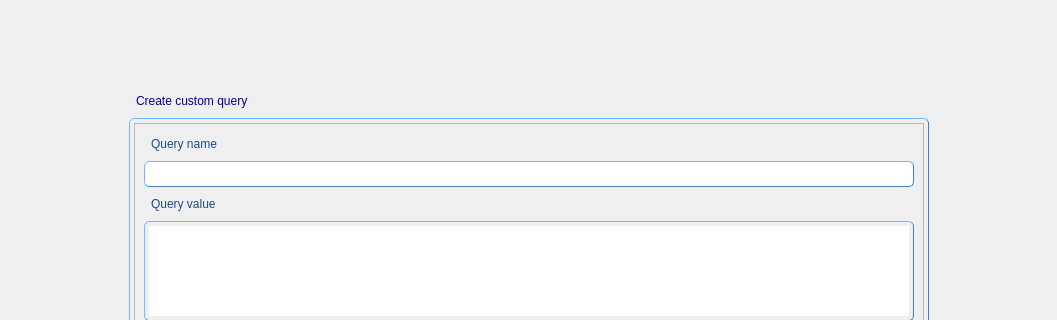
Before: the Qt Designer form QBuilder/QBuilder/src/createqueryform.ui in Rork96/QtProjects, drawn with Qt 5; both pictures show x 0 to 1057 and y 0 to 320 of the 1057 by 657 pixel window.
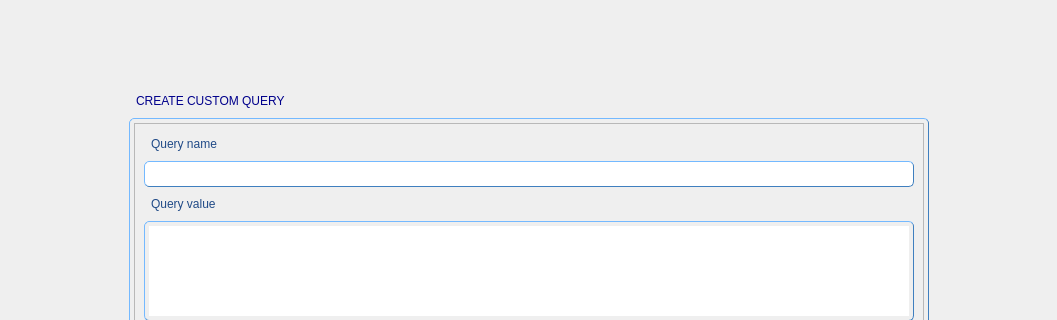
After: the same form once the commit is applied. Custom widgets are drawn as their Qt base class.

What changed in the file:
```diff
--- a/QBuilder/QBuilder/src/createqueryform.ui
+++ b/QBuilder/QBuilder/src/createqueryform.ui
@@ -127,7 +127,7 @@
               }</string>
      </property>
      <property name="text">
-      <string>Create custom query</string>
+      <string>CREATE CUSTOM QUERY</string>
      </property>
     </widget>
    </item>
```
Lines whose indentation alone changed are shown as unchanged.
